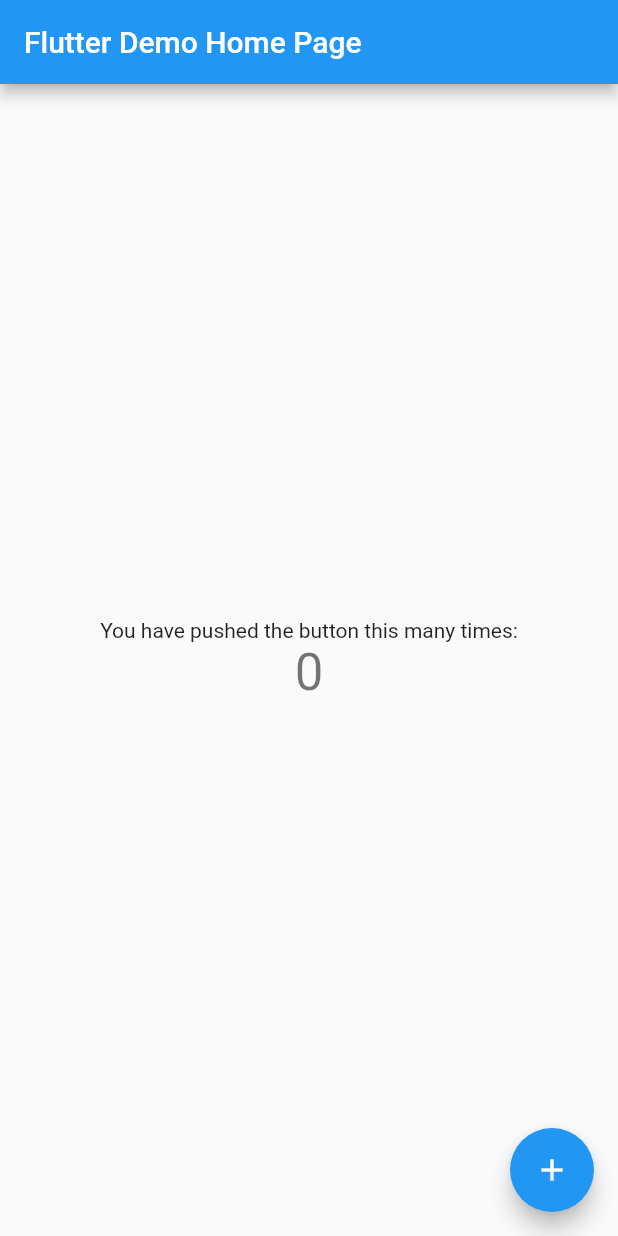
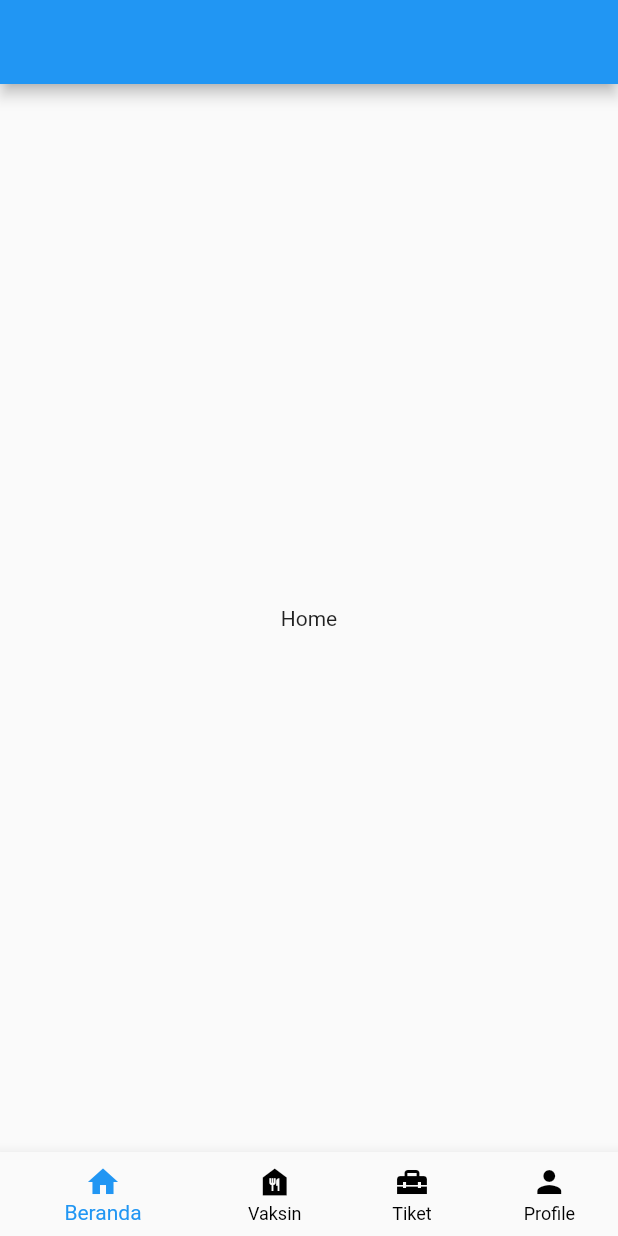
Before and after one commit to capstone-vaccine-book-17/VaccineBooking-MB, a Flutter app: the screen it shows after launch, on a phone screen of 412 x 824 dp. Run offline on Flutter 3.47's test engine with Material 2 defaults, Android fonts, the phone set to English and light mode, and no system bars.

Commit message:
Create Backbone app and Bottom Navigation Bar

```diff
--- /dev/null
+++ b/lib/features/home/index_home.dart
@@ -0,0 +1,15 @@
+import 'package:flutter/material.dart';
+
+class IndexHome extends StatelessWidget {
+  const IndexHome({super.key});
+
+  @override
+  Widget build(BuildContext context) {
+    return Scaffold(
+      appBar: AppBar(),
+      body: const Center(
+        child: Text('Home'),
+      ),
+    );
+  }
+}
--- /dev/null
+++ b/lib/features/index_navigation.dart
@@ -0,0 +1,66 @@
+import 'package:flutter/material.dart';
+import 'package:w_vaccine/features/home/index_home.dart';
+import 'package:w_vaccine/features/profile/index_profile.dart';
+import 'package:w_vaccine/features/ticket/index_ticket.dart';
+import 'package:w_vaccine/features/vaccine/index_vaccine.dart';
+
+class IndexNavigation extends StatefulWidget {
+  const IndexNavigation({super.key});
+
+  @override
+  State<IndexNavigation> createState() => _IndexNavigationState();
+}
+
+class _IndexNavigationState extends State<IndexNavigation> {
+  int _currentIndexNavigation = 0;
+
+  List<Widget> pages = const [
+    IndexHome(),
+    IndexVaccine(),
+    IndexTicket(),
+    IndexProfile(),
+  ];
+
+  @override
+  Widget build(BuildContext context) {
+    print('Build Index Navigation');
+    return Scaffold(
+      body: IndexedStack(
+        index: _currentIndexNavigation,
+        children: pages,
+      ),
+      bottomNavigationBar: BottomNavigationBar(
+        /// No need for provider / ValueListenableBuilder cause it will render one widget eventually
+        /// And that's Scaffold itself
+        onTap: (value) => setState(() => _currentIndexNavigation = value),
+        currentIndex: _currentIndexNavigation,
+        // backgroundColor: Colors.blue,
+        selectedItemColor: Colors.blue,
+        unselectedItemColor: Colors.black,
+        showUnselectedLabels: true,
+        items: const [
+          BottomNavigationBarItem(
+            icon: Icon(Icons.home),
+            label: 'Beranda',
+            tooltip: 'Beranda',
+          ),
+          BottomNavigationBarItem(
+            icon: Icon(Icons.food_bank),
+            label: 'Vaksin',
+            tooltip: 'Vaksin',
+          ),
+          BottomNavigationBarItem(
+            icon: Icon(Icons.home_repair_service),
+            label: 'Tiket',
+            tooltip: 'Ticket',
+          ),
+          BottomNavigationBarItem(
+            icon: Icon(Icons.person),
+            label: 'Profile',
+            tooltip: 'Profile',
+          ),
+        ],
+      ),
+    );
+  }
+}
--- /dev/null
+++ b/lib/features/profile/index_profile.dart
@@ -0,0 +1,15 @@
+import 'package:flutter/material.dart';
+
+class IndexProfile extends StatelessWidget {
+  const IndexProfile({super.key});
+
+  @override
+  Widget build(BuildContext context) {
+    return Scaffold(
+      appBar: AppBar(),
+      body: const Center(
+        child: Text('Profile'),
+      ),
+    );
+  }
+}
--- /dev/null
+++ b/lib/features/ticket/index_ticket.dart
@@ -0,0 +1,15 @@
+import 'package:flutter/material.dart';
+
+class IndexTicket extends StatelessWidget {
+  const IndexTicket({super.key});
+
+  @override
+  Widget build(BuildContext context) {
+    return Scaffold(
+      appBar: AppBar(),
+      body: const Center(
+        child: Text('Ticket'),
+      ),
+    );
+  }
+}
--- /dev/null
+++ b/lib/features/vaccine/index_vaccine.dart
@@ -0,0 +1,15 @@
+import 'package:flutter/material.dart';
+
+class IndexVaccine extends StatelessWidget {
+  const IndexVaccine({super.key});
+
+  @override
+  Widget build(BuildContext context) {
+    return Scaffold(
+      appBar: AppBar(),
+      body: const Center(
+        child: Text('Vaccine'),
+      ),
+    );
+  }
+}
--- a/lib/main.dart
+++ b/lib/main.dart
@@ -1,115 +1,22 @@
 import 'package:flutter/material.dart';
+import 'package:w_vaccine/features/index_navigation.dart';
+import 'package:w_vaccine/styles/theme.dart';
 
 void main() {
+  WidgetsFlutterBinding.ensureInitialized();
   runApp(const MyApp());
 }
 
 class MyApp extends StatelessWidget {
   const MyApp({super.key});
 
-  // This widget is the root of your application.
   @override
   Widget build(BuildContext context) {
     return MaterialApp(
-      title: 'Flutter Demo',
-      theme: ThemeData(
-        // This is the theme of your application.
-        //
-        // Try running your application with "flutter run". You'll see the
-        // application has a blue toolbar. Then, without quitting the app, try
-        // changing the primarySwatch below to Colors.green and then invoke
-        // "hot reload" (press "r" in the console where you ran "flutter run",
-        // or simply save your changes to "hot reload" in a Flutter IDE).
-        // Notice that the counter didn't reset back to zero; the application
-        // is not restarted.
-        primarySwatch: Colors.blue,
-      ),
-      home: const MyHomePage(title: 'Flutter Demo Home Page'),
+      title: 'WVaccine',
+      debugShowCheckedModeBanner: true,
+      theme: lightTheme,
+      home: const IndexNavigation(),
     );
   }
 }
-
-class MyHomePage extends StatefulWidget {
-  const MyHomePage({super.key, required this.title});
-
-  // This widget is the home page of your application. It is stateful, meaning
-  // that it has a State object (defined below) that contains fields that affect
-  // how it looks.
-
-  // This class is the configuration for the state. It holds the values (in this
-  // case the title) provided by the parent (in this case the App widget) and
-  // used by the build method of the State. Fields in a Widget subclass are
-  // always marked "final".
-
-  final String title;
-
-  @override
-  State<MyHomePage> createState() => _MyHomePageState();
-}
-
-class _MyHomePageState extends State<MyHomePage> {
-  int _counter = 0;
-
-  void _incrementCounter() {
-    setState(() {
-      // This call to setState tells the Flutter framework that something has
-      // changed in this State, which causes it to rerun the build method below
-      // so that the display can reflect the updated values. If we changed
-      // _counter without calling setState(), then the build method would not be
-      // called again, and so nothing would appear to happen.
-      _counter++;
-    });
-  }
-
-  @override
-  Widget build(BuildContext context) {
-    // This method is rerun every time setState is called, for instance as done
-    // by the _incrementCounter method above.
-    //
-    // The Flutter framework has been optimized to make rerunning build methods
-    // fast, so that you can just rebuild anything that needs updating rather
-    // than having to individually change instances of widgets.
-    return Scaffold(
-      appBar: AppBar(
-        // Here we take the value from the MyHomePage object that was created by
-        // the App.build method, and use it to set our appbar title.
-        title: Text(widget.title),
-      ),
-      body: Center(
-        // Center is a layout widget. It takes a single child and positions it
-        // in the middle of the parent.
-        child: Column(
-          // Column is also a layout widget. It takes a list of children and
-          // arranges them vertically. By default, it sizes itself to fit its
-          // children horizontally, and tries to be as tall as its parent.
-          //
-          // Invoke "debug painting" (press "p" in the console, choose the
-          // "Toggle Debug Paint" action from the Flutter Inspector in Android
-          // Studio, or the "Toggle Debug Paint" command in Visual Studio Code)
-          // to see the wireframe for each widget.
-          //
-          // Column has various properties to control how it sizes itself and
-          // how it positions its children. Here we use mainAxisAlignment to
-          // center the children vertically; the main axis here is the vertical
-          // axis because Columns are vertical (the cross axis would be
-          // horizontal).
-          mainAxisAlignment: MainAxisAlignment.center,
-          children: <Widget>[
-            const Text(
-              'You have pushed the button this many times:',
-            ),
-            Text(
-              '$_counter',
-              style: Theme.of(context).textTheme.headline4,
-            ),
-          ],
-        ),
-      ),
-      floatingActionButton: FloatingActionButton(
-        onPressed: _incrementCounter,
-        tooltip: 'Increment',
-        child: const Icon(Icons.add),
-      ), // This trailing comma makes auto-formatting nicer for build methods.
-    );
-  }
-}
--- /dev/null
+++ b/lib/styles/theme.dart
@@ -0,0 +1,8 @@
+import 'package:flutter/material.dart';
+
+/// Light Theme and Dark Theme Toogle
+/// https://codeburst.io/managing-multiple-themes-in-flutter-application-37411adeb04c
+
+ThemeData lightTheme = ThemeData.light().copyWith();
+
+// ThemeData darkTheme = ThemeData.dark().copyWith();
--- a/pubspec.yaml
+++ b/pubspec.yaml
@@ -36,6 +36,7 @@
   # The following adds the Cupertino Icons font to your application.
   # Use with the CupertinoIcons class for iOS style icons.
   cupertino_icons: ^1.0.2
+  provider: ^6.0.4
 
 dev_dependencies:
   flutter_test:
```
Also changed, not shown: pubspec.lock.
